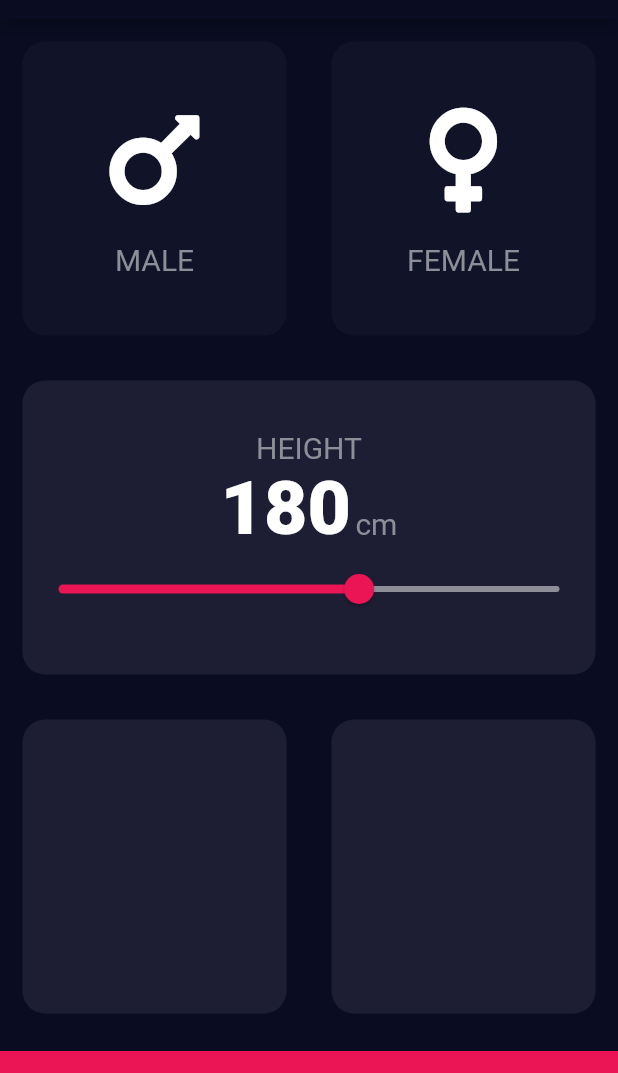
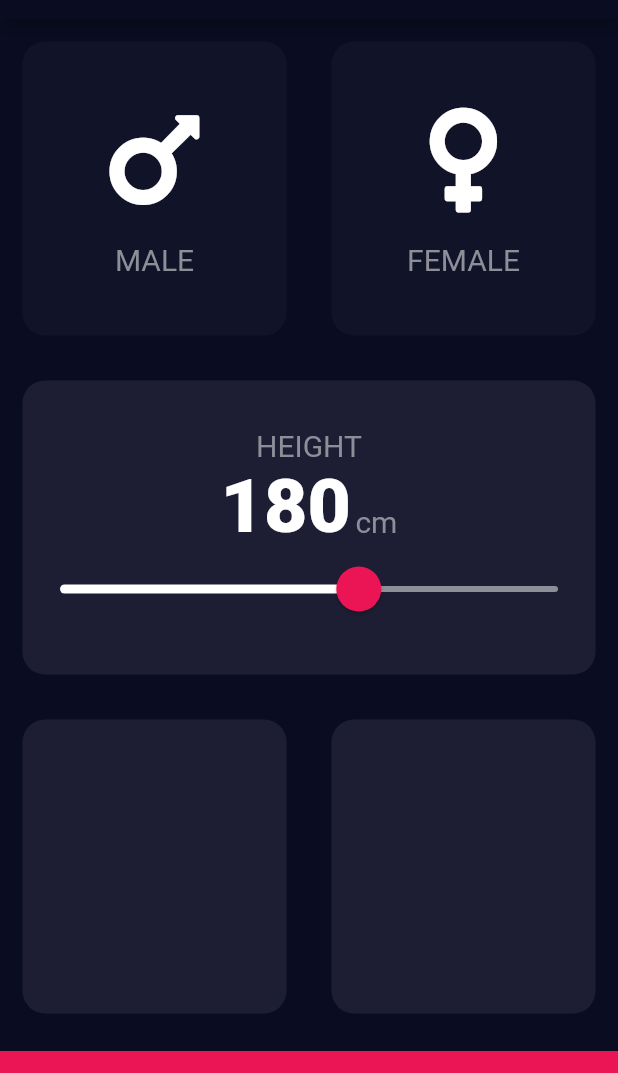
Before and after one commit to tchorzewski1991/bmi_calc, a Flutter app: the screen it shows after launch, on a phone screen of 412 x 824 dp, the part 65-1138 px from its top. Run offline on Flutter 3.47's test engine with Material 2 defaults, Android fonts, the phone set to English and light mode, and no system bars; our stand-ins replace font_awesome_flutter.

Commit message:
Use power of SliderTheme to customise slider

```diff
--- a/lib/consts.dart
+++ b/lib/consts.dart
@@ -23,7 +23,9 @@ const Color iconContentTextColorActive = iconContentTextColor;
 const Color sliderColor = Color(0xFFEB1555);
 const Color sliderColorActive = sliderColor;
 const Color sliderColorInactive = Color(0xFF8D8E98);
-
+const Color sliderTrackColor = Colors.white;
+const Color sliderThumbColor = sliderColorActive;
+const Color sliderOverlayColor = Color(0x29EB1555);
 // TextStyles
 const TextStyle labelTextStyle = TextStyle(
   color: iconContentTextColor,
--- a/lib/pages/home.dart
+++ b/lib/pages/home.dart
@@ -130,9 +130,20 @@ class _HomeState extends State<Home> {
                               )
                             ],
                           ),
-                          Slider(
+                          SliderTheme(
+                            data: SliderTheme.of(context).copyWith(
+                              activeTrackColor: sliderTrackColor,
+                              thumbColor: sliderThumbColor,
+                              overlayColor: sliderOverlayColor,
+                              thumbShape: RoundSliderThumbShape(
+                                enabledThumbRadius: 15.0,
+                              ),
+                              overlayShape: RoundSliderOverlayShape(
+                                overlayRadius: 25.0,
+                              ),
+                            ),
+                            child: Slider(
                               value: selectedHeight,
-                            activeColor: sliderColorActive,
                               inactiveColor: sliderColorInactive,
                               min: 120.0,
                               max: 220.0,
@@ -141,6 +152,7 @@ class _HomeState extends State<Home> {
                                   selectedHeight = newHeight;
                                 });
                               },
+                            ),
                           )
                         ],
                       ),
```
Lines whose indentation alone changed are shown as unchanged.
